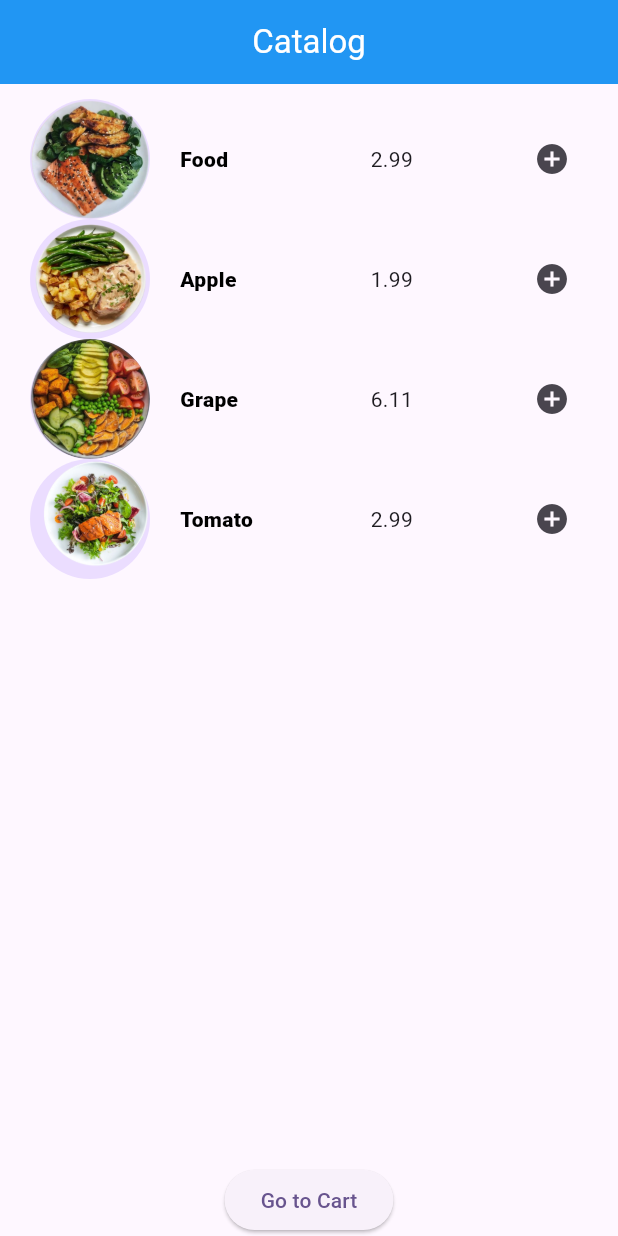
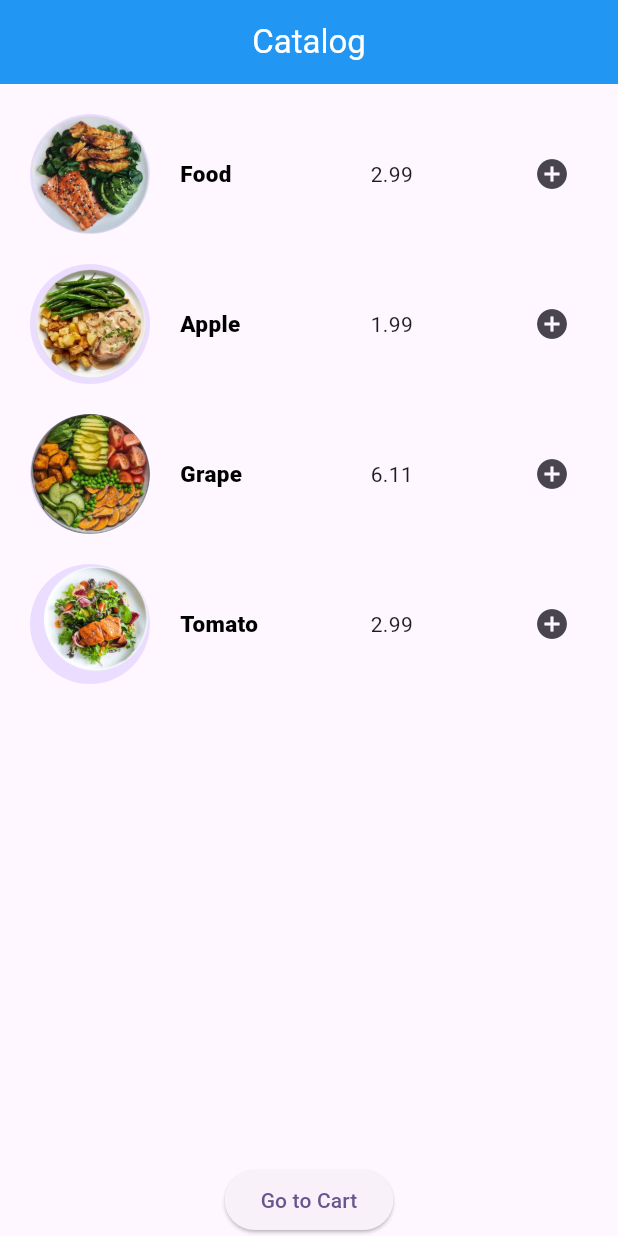
Before and after one commit to Tosin8/get_x, a Flutter app: the screen it shows after launch, on a phone screen of 412 x 824 dp. Run offline on Flutter 3.47's test engine with Material 3 defaults, Android fonts, the phone set to English and light mode, and no system bars; our stand-ins replace cloud_firestore, firebase_auth, firebase_core, firebase_messaging, flutter_spinkit, get; accounts and stored records are empty.

Commit message:
Update catalogproduct.dart

```diff
--- a/lib/simple_cart/catalogproduct.dart
+++ b/lib/simple_cart/catalogproduct.dart
@@ -30,7 +30,7 @@ class CatalogProductCard extends StatelessWidget {
   Widget build(BuildContext context) {
 
     return Padding(
-      padding:  const EdgeInsets.symmetric(horizontal: 20),
+      padding:  const EdgeInsets.symmetric(horizontal: 20, vertical: 10),
       child: Row(
         mainAxisAlignment: MainAxisAlignment.spaceBetween,
         children: [
@@ -38,7 +38,7 @@ class CatalogProductCard extends StatelessWidget {
           backgroundImage: AssetImage(
             Product.products[index].imageUrl),),
             const SizedBox(width: 20,),
-            Expanded(child: Text(Product.products[index].name, style: const TextStyle(color: Colors.black, fontWeight: FontWeight.w800),)),
+            Expanded(child: Text(Product.products[index].name, style: const TextStyle(color: Colors.black, fontWeight: FontWeight.w800, fontSize: 15),)),
             const SizedBox(width: 30,),
             Expanded(child: Text('${Product.products[index].price}')),
             IconButton(
```
